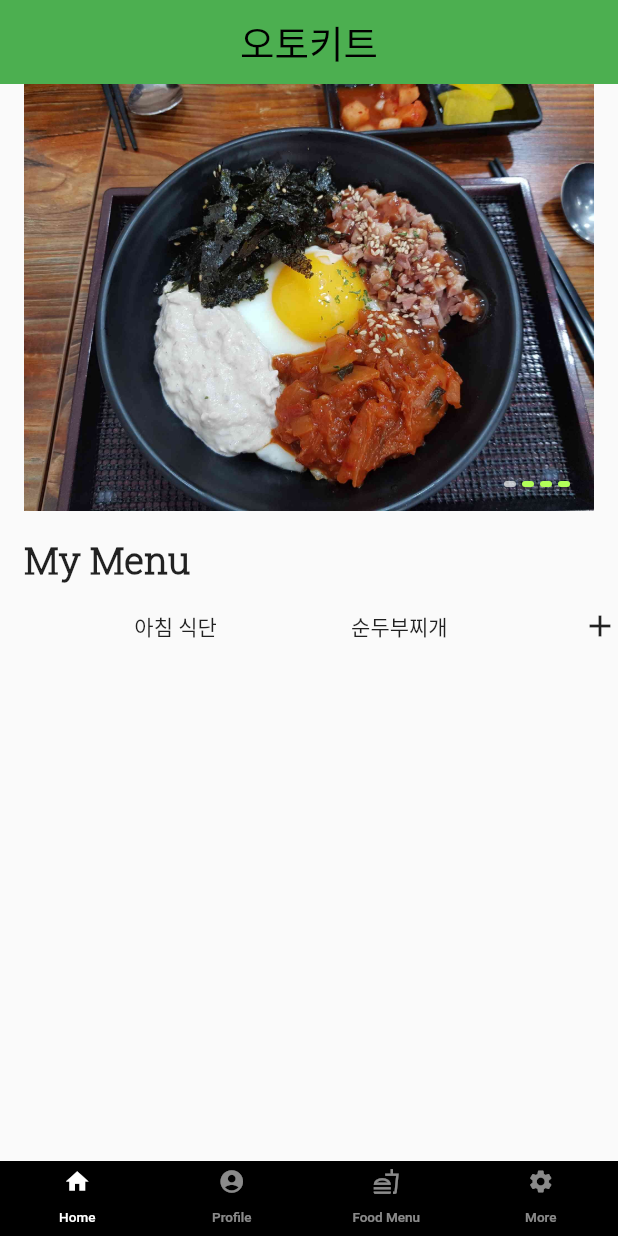
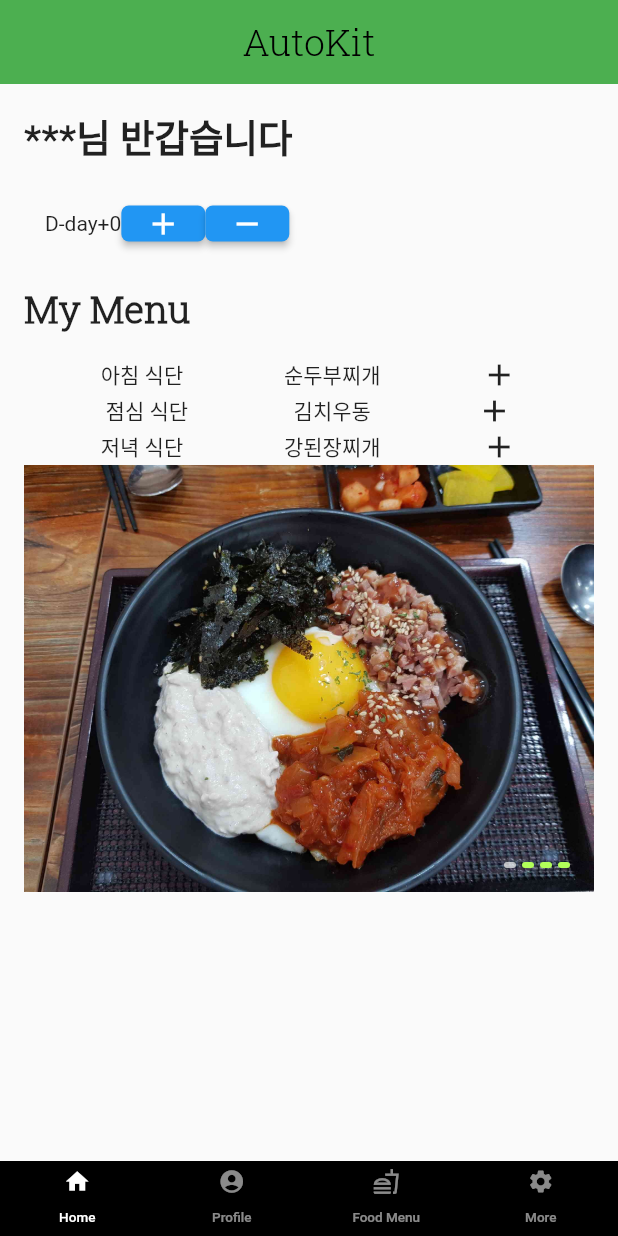
Before and after one commit to CWT1999/food_management_new, a Flutter app: the screen it shows once a user with an empty profile is signed in, on a phone screen of 412 x 824 dp. Run offline on Flutter 3.47's test engine with Material 2 defaults, Android fonts, the phone set to English and light mode, and no system bars; our stand-ins replace firebase_auth, firebase_core; accounts and stored records are empty.

Commit message:
new commit123

```diff
--- a/lib/screens/main_home.dart
+++ b/lib/screens/main_home.dart
@@ -1,6 +1,8 @@
 import 'package:flutter/cupertino.dart';
 import 'package:flutter/material.dart';
 import 'package:food_management/data/food.dart';
+import 'package:food_management/widget/level.dart';
+import 'package:provider/provider.dart';
 import 'main_food_menu.dart';
 
 
@@ -12,10 +14,15 @@ class MainHome extends StatefulWidget {
 }
 
 class _MainHomeState extends State<MainHome> {
+
+
   @override
   void initState() {
     super.initState();
   }
+
+  int _daycount = 0;
+
 
   @override
   Widget build(BuildContext context) {
@@ -30,11 +37,156 @@ class _MainHomeState extends State<MainHome> {
             title: Column(
               children: [
                 Text(
-                  "오토키트",
+                  "AutoKit",
                   style: TextStyle(
-                    fontFamily: 'RobotoSlab', fontSize: 25, color: Colors.black
+                      fontFamily: 'RobotoSlab',
+                      fontSize: 25,
+                      color: Colors.black
                   ),
                 )
+              ],
+            ),
+          ),
+          SliverPadding(
+            padding: EdgeInsets.all(16.0),
+            sliver: SliverToBoxAdapter(
+              child: Row(
+                children: [
+                  Text("***님 반갑습니다",
+                    style: TextStyle(
+                        fontFamily: 'RobotoSlab',
+                        fontSize: 25,
+                        fontWeight: FontWeight.bold
+                    ),),
+                ],
+              ),
+            ),
+          ),
+          SliverToBoxAdapter(
+            child: Column(
+              children: [
+                Row(
+                  children: [
+                    SizedBox(width: 30,),
+                    Text('D-day+$_daycount'),
+                    ElevatedButton(onPressed: () {
+                      setState(() { // setState() 추가.
+                        _daycount++;
+                      });
+                    }, style: ElevatedButton.styleFrom(
+                        shape: RoundedRectangleBorder(
+                            borderRadius: BorderRadius.circular(5)
+                        ),
+                        minimumSize: Size(20, 20)
+                    ),
+                        child: Icon(Icons.add)),
+
+                    ElevatedButton(onPressed: () {
+                      setState(() {
+                        if (_daycount != 0) { // setState() 추가.
+                          _daycount--;
+                        }
+                      });
+                    }, style: ElevatedButton.styleFrom(
+                        shape: RoundedRectangleBorder(
+                            borderRadius: BorderRadius.circular(5)
+                        ),
+                        minimumSize: Size(20, 20)
+                    ),
+                        child: Icon(Icons.remove)),
+                    SizedBox(width: 30,),
+                  ],
+
+                ),
+
+              ],
+            ),
+          ),
+          SliverPadding(
+            padding: EdgeInsets.all(16.0),
+            sliver: SliverToBoxAdapter(
+              child: Row(
+                children: [
+                  Text("My Menu",
+                    style: TextStyle(
+                        fontFamily: 'RobotoSlab',
+                        fontSize: 25,
+                        fontWeight: FontWeight.bold
+                    ),),
+                ],
+              ),
+            ),
+          ),
+          SliverToBoxAdapter(
+            child: Column(
+              children: [
+                Row(
+                  mainAxisAlignment: MainAxisAlignment.center,
+                  children: [
+                    Spacer(),
+                    Text("아침 식단"),
+                    Spacer(),
+                    Text("순두부찌개"),
+                    Spacer(),
+                    InkWell(
+                      child: Icon(Icons.add),
+                      onTap: () {
+                        Navigator.of(context).push(MaterialPageRoute<void>(
+                            fullscreenDialog: true,
+                            builder: (BuildContext context) {
+                              return MainFoodMenu();
+                            }));
+                        //Navigator.of(context).popUntil(ModalRoute.withName("/MainFoodMenu"));
+                      },
+                    ),
+                    Spacer()
+                  ],
+                ),
+                Row(
+                  mainAxisAlignment: MainAxisAlignment.center,
+                  children: [
+                    Spacer(),
+                    Text("점심 식단"),
+                    Spacer(),
+                    Text("김치우동"),
+                    Spacer(),
+                    InkWell(
+                      child: Icon(Icons.add),
+                      onTap: () {
+                        Navigator.of(context).push(MaterialPageRoute<void>(
+                            fullscreenDialog: true,
+                            builder: (BuildContext context) {
+                              return MainFoodMenu();
+                            }));
+                        //Navigator.of(context).popUntil(ModalRoute.withName("/MainFoodMenu"));
+                      },
+                    ),
+                    Spacer()
+                  ],
+                ),
+                Row(
+                  mainAxisSize: MainAxisSize.min,
+                  mainAxisAlignment: MainAxisAlignment.center,
+                  children: [
+                    Spacer(),
+                    Text("저녁 식단"),
+                    Spacer(),
+                    Text("강된장찌개"),
+                    Spacer(),
+                    InkWell(
+                      child: Icon(Icons.add),
+                      onTap: () {
+                        Navigator.of(context).push(MaterialPageRoute<void>(
+                            fullscreenDialog: true,
+                            builder: (BuildContext context) {
+                              return MainFoodMenu();
+                            }));
+                        //Navigator.of(context).popUntil(ModalRoute.withName("/MainFoodMenu"));
+                      },
+                    ),
+                    Spacer(),
+                  ],
+                ),
               ],
             ),
           ),
@@ -44,49 +196,63 @@ class _MainHomeState extends State<MainHome> {
               child: ImageCarousel(),
             ),
           ),
-          SliverPadding(
-            padding: EdgeInsets.all(16.0),
-            sliver: SliverToBoxAdapter(
-                child: Row(
-                      children: [
-                        Text("My Menu",
-                        style: TextStyle(
-                          fontFamily: 'RobotoSlab', fontSize: 25,fontWeight: FontWeight.bold
-                        ),),
-                  ],
-                ),
-              ),
-            ),
-          SliverToBoxAdapter(
-            child: Row(
-              mainAxisAlignment: MainAxisAlignment.spaceBetween,
-              children: [
-                SizedBox(),
-                Text("아침 식단"),
-                Container(
-                  child: Text("순두부찌개"),
-                ),
-                InkWell(
-                  child: Icon(Icons.add),
-                  onTap: () {
-                    Navigator.of(context).push(MaterialPageRoute<Null>(
-                        fullscreenDialog: true,
-                        builder:(BuildContext context){
-                          return MainFoodMenu();
-                        }));
-                    //Navigator.of(context).popUntil(ModalRoute.withName("/MainFoodMenu"));
-                       },
-                )
-              ],
-            ),
-          )
+          // SliverPadding(
+          //   padding: EdgeInsets.all(16.0),
+          //   sliver: SliverToBoxAdapter(
+          //     child: Row(
+          //       children: [
+          //         Count(),
+          //       ],
+          //     ),
+          //   ),
+          // ),
+
         ],
       ),
     );
   }
+}
+
+// Countn(int _daycount){
+//
+//     if(this._daycount>20){
+//       Text("브론즈");
+//     }
+//   }
 
 
-}
+
+
+// class Count extends StatefulWidget {
+//   const Count({Key? key}) : super(key: key);
+//
+//   @override
+//   State<Count> createState() => _CountState();
+// }
+
+// class _CountState extends State<Count> {
+//   int _daycount=0;
+//   @override
+//   Widget build(BuildContext context) {
+//     return Scaffold(
+//       body: Center(
+//         child: ElevatedButton(
+//           child: Text(
+//             '식단 시작 일수: d-day + $_daycount',
+//             style: TextStyle(
+//               fontFamily: 'RobotoSlab', fontSize: 25,fontWeight: FontWeight.bold
+//           ),),
+//           onPressed: () {
+//             setState(() { // setState() 추가.
+//               _daycount++;
+//             });
+//           },
+//         ),
+//       ),
+//     );
+//   }
+// }
+
 
 class IndicatorDot extends StatelessWidget {
   const IndicatorDot({Key? key, required this.isActive}) : super(key: key);
```
